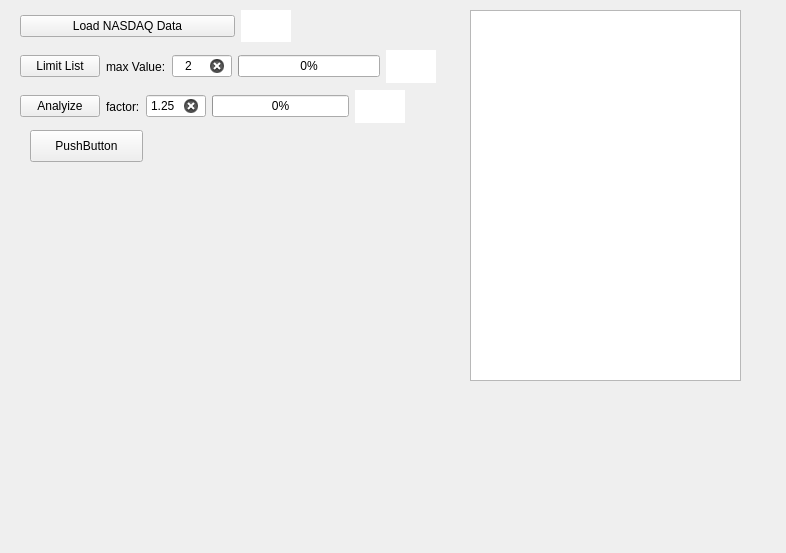
This is StockerGui.ui in Nanoribbon/Stock as Qt 5 draws it before an edit. The edited form follows.
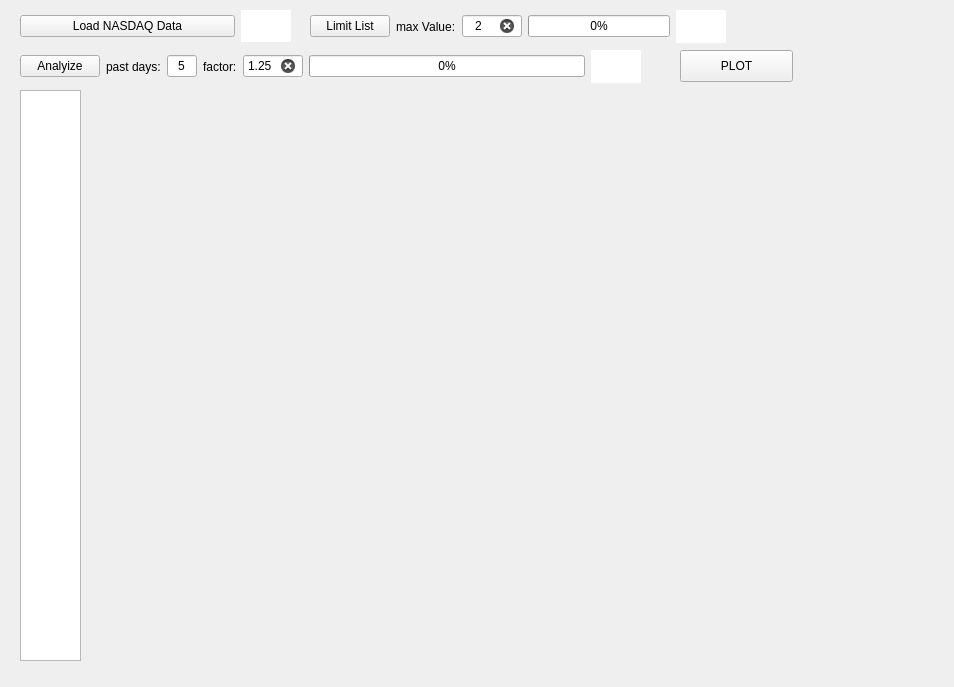
This is the edited form. Custom widgets are drawn as their Qt base class.

Diff of the .ui file:
```diff
--- a/StockerGui.ui
+++ b/StockerGui.ui
@@ -6,8 +6,8 @@
    <rect>
     <x>0</x>
     <y>0</y>
-    <width>786</width>
-    <height>553</height>
+    <width>954</width>
+    <height>687</height>
    </rect>
   </property>
   <property name="windowTitle">
@@ -17,8 +17,8 @@
    <widget class="QWidget" name="layoutWidget">
     <property name="geometry">
      <rect>
-      <x>20</x>
-      <y>50</y>
+      <x>310</x>
+      <y>10</y>
       <width>416</width>
       <height>33</height>
      </rect>
@@ -98,8 +98,8 @@
     <property name="geometry">
      <rect>
       <x>20</x>
-      <y>90</y>
-      <width>385</width>
+      <y>50</y>
+      <width>621</width>
       <height>33</height>
      </rect>
     </property>
@@ -111,6 +111,35 @@
        </property>
       </widget>
      </item>
+     <item>
+      <widget class="QLabel" name="label_6">
+       <property name="text">
+        <string>past days:</string>
+       </property>
+      </widget>
+     </item>
+     <item>
+      <widget class="QLineEdit" name="lineEdit_3">
+       <property name="minimumSize">
+        <size>
+         <width>30</width>
+         <height>0</height>
+        </size>
+       </property>
+       <property name="maximumSize">
+        <size>
+         <width>30</width>
+         <height>16777215</height>
+        </size>
+       </property>
+       <property name="text">
+        <string>5</string>
+       </property>
+       <property name="alignment">
+        <set>Qt::AlignCenter</set>
+       </property>
+      </widget>
+     </item>
      <item>
       <widget class="QLabel" name="label">
        <property name="text">
@@ -177,27 +206,27 @@
    <widget class="QTextBrowser" name="textBrowser">
     <property name="geometry">
      <rect>
-      <x>470</x>
-      <y>10</y>
-      <width>271</width>
-      <height>371</height>
+      <x>20</x>
+      <y>90</y>
+      <width>61</width>
+      <height>571</height>
      </rect>
     </property>
    </widget>
    <widget class="QPushButton" name="pushButton_4">
     <property name="geometry">
      <rect>
-      <x>30</x>
-      <y>130</y>
+      <x>680</x>
+      <y>50</y>
       <width>113</width>
       <height>32</height>
      </rect>
     </property>
     <property name="text">
-     <string>PushButton</string>
+     <string>PLOT</string>
     </property>
    </widget>
-   <widget class="QWidget" name="">
+   <widget class="QWidget" name="layoutWidget">
     <property name="geometry">
      <rect>
       <x>20</x>
@@ -238,13 +267,13 @@
      </item>
     </layout>
    </widget>
-   <widget class="QWidget" name="">
+   <widget class="QWidget" name="layoutWidget">
     <property name="geometry">
      <rect>
-      <x>21</x>
-      <y>180</y>
-      <width>391</width>
-      <height>331</height>
+      <x>90</x>
+      <y>90</y>
+      <width>841</width>
+      <height>571</height>
      </rect>
     </property>
     <layout class="QVBoxLayout" name="verticalLayout">
@@ -268,20 +297,12 @@
       </widget>
      </item>
      <item>
-      <widget class="PlotWidget" name="widget" native="true"/>
+      <widget class="QWidget" name="widget" native="true"/>
      </item>
     </layout>
    </widget>
   </widget>
  </widget>
- <customwidgets>
-  <customwidget>
-   <class>PlotWidget</class>
-   <extends>QWidget</extends>
-   <header location="global">pyqtgraph</header>
-   <container>1</container>
-  </customwidget>
- </customwidgets>
  <resources/>
  <connections/>
 </ui>
```
